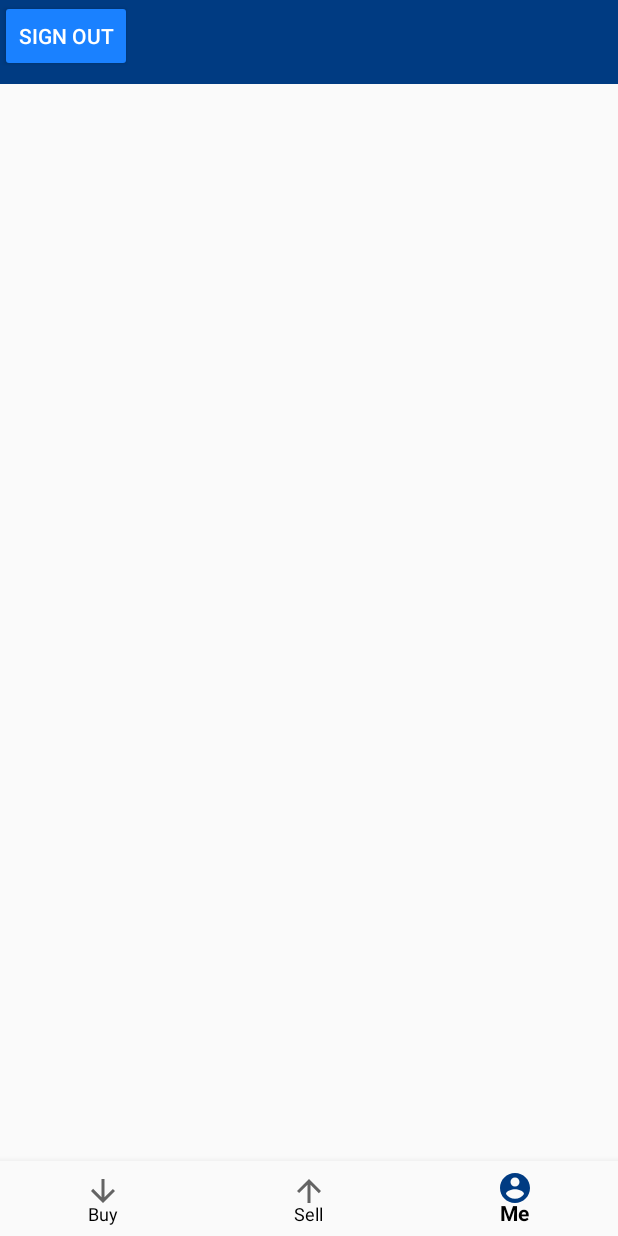
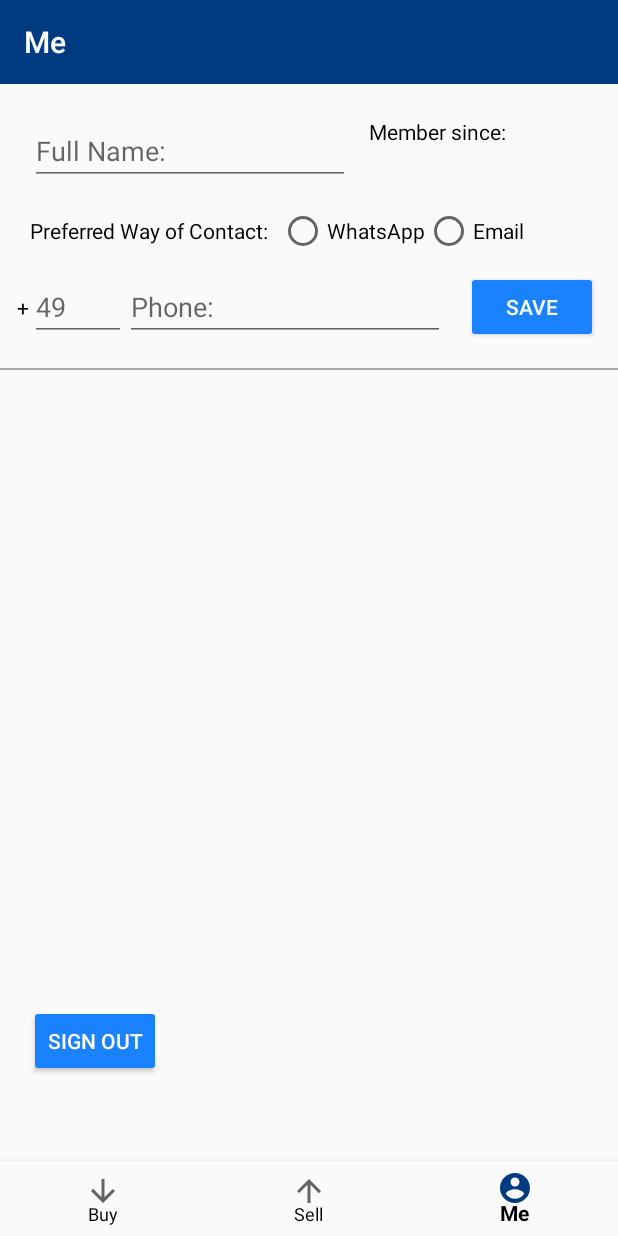
Before and after one commit to tillchen/JStore_Android, an Android app: the MeFragment screen opened through its navigation route, on a phone screen of 412 x 824 dp. Run offline under Robolectric (Android 15) with nearby library versions, the light colour scheme and no system bars; our stand-ins replace Firebase (no records; nobody signed in at launch, a user with empty details on screens opened directly), navigation-ui, paging; libraries missing offline, so code that uses them is left out: androidx.paging, com.firebase.ui; 7 statements that could not run were skipped.

Commit message:
updated Me UI

```diff
--- /dev/null
+++ b/app/src/main/res/drawable/euro.xml
@@ -0,0 +1,9 @@
+<vector xmlns:android="http://schemas.android.com/apk/res/android"
+    android:width="24dp"
+    android:height="24dp"
+    android:viewportWidth="24"
+    android:viewportHeight="24">
+  <path
+      android:fillColor="#FF000000"
+      android:pathData="M15,18.5c-2.51,0 -4.68,-1.42 -5.76,-3.5H15l1,-2H8.58c-0.05,-0.33 -0.08,-0.66 -0.08,-1s0.03,-0.67 0.08,-1H15l1,-2H9.24C10.32,6.92 12.5,5.5 15,5.5c1.61,0 3.09,0.59 4.23,1.57L21,5.3C19.41,3.87 17.3,3 15,3c-3.92,0 -7.24,2.51 -8.48,6H3l-1,2h4.06C6.02,11.33 6,11.66 6,12s0.02,0.67 0.06,1H3l-1,2h4.52c1.24,3.49 4.56,6 8.48,6c2.31,0 4.41,-0.87 6,-2.3l-1.78,-1.77C18.09,17.91 16.62,18.5 15,18.5z"/>
+</vector>
--- /dev/null
+++ b/app/src/main/res/drawable/posts.xml
@@ -0,0 +1,9 @@
+<vector xmlns:android="http://schemas.android.com/apk/res/android"
+    android:width="24dp"
+    android:height="24dp"
+    android:viewportWidth="24"
+    android:viewportHeight="24">
+  <path
+      android:fillColor="#FF000000"
+      android:pathData="M11.99,18.54l-7.37,-5.73L3,14.07l9,7 9,-7 -1.63,-1.27 -7.38,5.74zM12,16l7.36,-5.73L21,9l-9,-7 -9,7 1.63,1.27L12,16z"/>
+</vector>
--- a/app/src/main/res/layout/activity_post_details.xml
+++ b/app/src/main/res/layout/activity_post_details.xml
@@ -13,7 +13,7 @@
         tools:context=".PostDetailsActivity">
 
         <View
-            android:id="@+id/view"
+            android:id="@+id/post_details_separator"
             android:layout_width="match_parent"
             android:layout_height="1dp"
             android:background="@android:color/darker_gray"
@@ -262,7 +262,7 @@
             app:layout_constraintTop_toTopOf="@+id/post_details_email_textView" />
 
         <View
-            android:id="@+id/view2"
+            android:id="@+id/post_details_separator2"
             android:layout_width="match_parent"
             android:layout_height="1dp"
             android:background="@android:color/darker_gray"
@@ -271,7 +271,7 @@
             tools:layout_editor_absoluteX="0dp" />
 
         <View
-            android:id="@+id/view3"
+            android:id="@+id/post_details_separator3"
             android:layout_width="match_parent"
             android:layout_height="1dp"
             android:layout_marginBottom="3dp"
@@ -281,7 +281,7 @@
             tools:layout_editor_absoluteX="-31dp" />
 
         <View
-            android:id="@+id/view4"
+            android:id="@+id/post_details_separator4"
             android:layout_width="match_parent"
             android:layout_height="1dp"
             android:background="@android:color/darker_gray"
--- a/app/src/main/res/layout/fragment_me.xml
+++ b/app/src/main/res/layout/fragment_me.xml
@@ -22,31 +22,156 @@
         android:layout_width="wrap_content"
         android:layout_height="wrap_content"
         android:text="@string/sign_out"
-        tools:layout_editor_absoluteX="148dp"
-        tools:layout_editor_absoluteY="565dp" />
+        app:layout_constraintBottom_toBottomOf="parent"
+        app:layout_constraintEnd_toEndOf="@+id/me_country_code_editText"
+        app:layout_constraintHorizontal_bias="0.0"
+        app:layout_constraintStart_toEndOf="@+id/me_plus_sign_textView"
+        app:layout_constraintTop_toBottomOf="@+id/me_separator"
+        app:layout_constraintVertical_bias="0.8" />
 
-    <TextView
-        android:id="@+id/me_full_name_textView"
+    <EditText
+        android:id="@+id/me_full_name_editText"
         android:layout_width="wrap_content"
         android:layout_height="wrap_content"
-        android:text="@string/full_name"
+        android:ems="10"
+        android:hint="@string/full_name"
+        android:inputType="textPersonName"
         app:layout_constraintBottom_toBottomOf="parent"
         app:layout_constraintEnd_toEndOf="parent"
         app:layout_constraintHorizontal_bias="0.1"
         app:layout_constraintStart_toStartOf="parent"
-        app:layout_constraintTop_toBottomOf="@+id/buy_toolbar"
-        app:layout_constraintVertical_bias="0.050000012" />
+        app:layout_constraintTop_toBottomOf="@+id/me_toolbar"
+        app:layout_constraintVertical_bias="0.029999971" />
+
+    <TextView
+        android:id="@+id/me_contact_textView"
+        android:layout_width="wrap_content"
+        android:layout_height="wrap_content"
+        android:text="@string/preferred_way_of_contact"
+        app:layout_constraintBottom_toBottomOf="parent"
+        app:layout_constraintEnd_toEndOf="@+id/me_full_name_editText"
+        app:layout_constraintHorizontal_bias="0.0"
+        app:layout_constraintStart_toStartOf="@+id/me_full_name_editText"
+        app:layout_constraintTop_toBottomOf="@+id/me_full_name_editText"
+        app:layout_constraintVertical_bias="0.029999971" />
+
+    <RadioGroup
+        android:id="@+id/me_radioGroup"
+        android:layout_width="wrap_content"
+        android:layout_height="wrap_content"
+        android:orientation="horizontal"
+        app:layout_constraintBottom_toBottomOf="@+id/me_contact_textView"
+        app:layout_constraintEnd_toEndOf="parent"
+        app:layout_constraintHorizontal_bias="0.1"
+        app:layout_constraintStart_toEndOf="@+id/me_contact_textView"
+        app:layout_constraintTop_toTopOf="@+id/me_contact_textView">
+
+        <RadioButton
+            android:id="@+id/me_WhatsApp_radioButton"
+            android:layout_width="wrap_content"
+            android:layout_height="wrap_content"
+            android:text="@string/WhatsApp" />
+
+        <RadioButton
+            android:id="@+id/me_email_radioButton"
+            android:layout_width="wrap_content"
+            android:layout_height="wrap_content"
+            android:text="@string/email" />
+    </RadioGroup>
 
     <EditText
-        android:id="@+id/editText"
+        android:id="@+id/me_country_code_editText"
         android:layout_width="wrap_content"
         android:layout_height="wrap_content"
+        android:digits="0123456789"
+        android:ems="3"
+        android:hint="49"
+        android:inputType="number"
+        app:layout_constraintBottom_toBottomOf="parent"
+        app:layout_constraintEnd_toEndOf="@+id/me_contact_textView"
+        app:layout_constraintHorizontal_bias="0.0"
+        app:layout_constraintStart_toStartOf="@+id/me_contact_textView"
+        app:layout_constraintTop_toBottomOf="@+id/me_contact_textView"
+        app:layout_constraintVertical_bias="0.029999971" />
+
+    <TextView
+        android:id="@+id/me_plus_sign_textView"
+        android:layout_width="wrap_content"
+        android:layout_height="wrap_content"
+        android:text="@string/plus_sign"
+        app:layout_constraintBottom_toBottomOf="@+id/me_country_code_editText"
+        app:layout_constraintEnd_toStartOf="@+id/me_country_code_editText"
+        app:layout_constraintHorizontal_bias="0.95"
+        app:layout_constraintStart_toStartOf="parent"
+        app:layout_constraintTop_toTopOf="@+id/me_country_code_editText" />
+
+    <EditText
+        android:id="@+id/me_phone_editText"
+        android:layout_width="wrap_content"
+        android:layout_height="wrap_content"
+        android:layout_marginStart="12dp"
+        android:digits="0123456789"
         android:ems="10"
-        android:inputType="textPersonName"
-        app:layout_constraintBottom_toBottomOf="@+id/me_full_name_textView"
+        android:hint="@string/phone_hint"
+        android:inputType="number"
+        android:maxLength="20"
+        app:layout_constraintBottom_toBottomOf="@+id/me_country_code_editText"
+        app:layout_constraintEnd_toEndOf="@+id/me_contact_textView"
+        app:layout_constraintHorizontal_bias="0.1"
+        app:layout_constraintStart_toEndOf="@+id/me_country_code_editText"
+        app:layout_constraintTop_toTopOf="@+id/me_country_code_editText"
+        app:layout_constraintVertical_bias="0.0" />
+
+    <TextView
+        android:id="@+id/me_member_since_textView"
+        android:layout_width="wrap_content"
+        android:layout_height="wrap_content"
+        android:text="@string/member_since"
+        app:layout_constraintBottom_toBottomOf="@+id/me_full_name_editText"
+        app:layout_constraintEnd_toEndOf="@+id/me_radioGroup"
+        app:layout_constraintStart_toEndOf="@+id/me_full_name_editText"
+        app:layout_constraintTop_toTopOf="@+id/me_full_name_editText"
+        app:layout_constraintVertical_bias="0.0" />
+
+    <TextView
+        android:id="@+id/me_date_textView"
+        android:layout_width="wrap_content"
+        android:layout_height="wrap_content"
+        android:layout_marginTop="7dp"
+        app:layout_constraintBottom_toBottomOf="@+id/me_full_name_editText"
+        app:layout_constraintEnd_toEndOf="@+id/me_member_since_textView"
+        app:layout_constraintHorizontal_bias="0.0"
+        app:layout_constraintStart_toStartOf="@+id/me_member_since_textView"
+        app:layout_constraintTop_toBottomOf="@+id/me_member_since_textView" />
+
+    <Button
+        android:id="@+id/me_save_button"
+        android:layout_width="wrap_content"
+        android:layout_height="wrap_content"
+        android:text="@string/save"
+        app:layout_constraintBottom_toBottomOf="@+id/me_phone_editText"
         app:layout_constraintEnd_toEndOf="parent"
-        app:layout_constraintHorizontal_bias="0.1"
-        app:layout_constraintStart_toEndOf="@+id/me_full_name_textView"
-        app:layout_constraintTop_toTopOf="@+id/me_full_name_textView" />
+        app:layout_constraintStart_toEndOf="@+id/me_phone_editText"
+        app:layout_constraintTop_toTopOf="@+id/me_phone_editText" />
+
+    <View
+        android:id="@+id/me_separator"
+        android:layout_width="match_parent"
+        android:layout_height="1dp"
+        android:background="@android:color/darker_gray"
+        app:layout_constraintBottom_toBottomOf="parent"
+        app:layout_constraintEnd_toEndOf="parent"
+        app:layout_constraintStart_toStartOf="parent"
+        app:layout_constraintTop_toBottomOf="@+id/me_phone_editText"
+        app:layout_constraintVertical_bias="0.029999971" />
+
+    <ListView
+        android:layout_width="380dp"
+        android:layout_height="340dp"
+        android:layout_marginTop="1dp"
+        app:layout_constraintBottom_toTopOf="@+id/sign_out_button"
+        app:layout_constraintEnd_toEndOf="parent"
+        app:layout_constraintStart_toStartOf="parent"
+        app:layout_constraintTop_toBottomOf="@+id/me_separator" />
 
 </androidx.constraintlayout.widget.ConstraintLayout>
--- /dev/null
+++ b/app/src/main/res/layout/item_me.xml
@@ -0,0 +1,33 @@
+<?xml version="1.0" encoding="utf-8"?>
+<androidx.constraintlayout.widget.ConstraintLayout xmlns:android="http://schemas.android.com/apk/res/android"
+    xmlns:app="http://schemas.android.com/apk/res-auto"
+    xmlns:tools="http://schemas.android.com/tools"
+    android:layout_width="match_parent"
+    android:layout_height="wrap_content"
+    android:paddingTop="10dp"
+    android:paddingBottom="10dp">
+
+
+    <ImageView
+        android:id="@+id/item_me_imageView"
+        android:layout_width="50dp"
+        android:layout_height="50dp"
+        android:contentDescription="@string/picture_of_the_me_item"
+        app:layout_constraintBottom_toBottomOf="parent"
+        app:layout_constraintEnd_toEndOf="parent"
+        app:layout_constraintHorizontal_bias="0.05"
+        app:layout_constraintStart_toStartOf="parent"
+        app:layout_constraintTop_toTopOf="parent"
+        app:srcCompat="@android:color/background_light" />
+
+    <TextView
+        android:id="@+id/item_me_textView"
+        android:layout_width="wrap_content"
+        android:layout_height="wrap_content"
+        app:layout_constraintBottom_toBottomOf="@+id/item_me_imageView"
+        app:layout_constraintEnd_toEndOf="parent"
+        app:layout_constraintHorizontal_bias="0.05"
+        app:layout_constraintStart_toEndOf="@+id/item_me_imageView"
+        app:layout_constraintTop_toTopOf="@+id/item_me_imageView" />
+
+</androidx.constraintlayout.widget.ConstraintLayout>
--- a/app/src/main/res/values/strings.xml
+++ b/app/src/main/res/values/strings.xml
@@ -80,4 +80,8 @@
     <string name="text_on_whatsapp">Text on WhatsApp</string>
     <string name="owner_email">Email:</string>
 
+    <string name="member_since">Member since: </string>
+    <string name="save">Save</string>
+    <string name="picture_of_me_item">Picture of Me Item</string>
+
 </resources>
```
